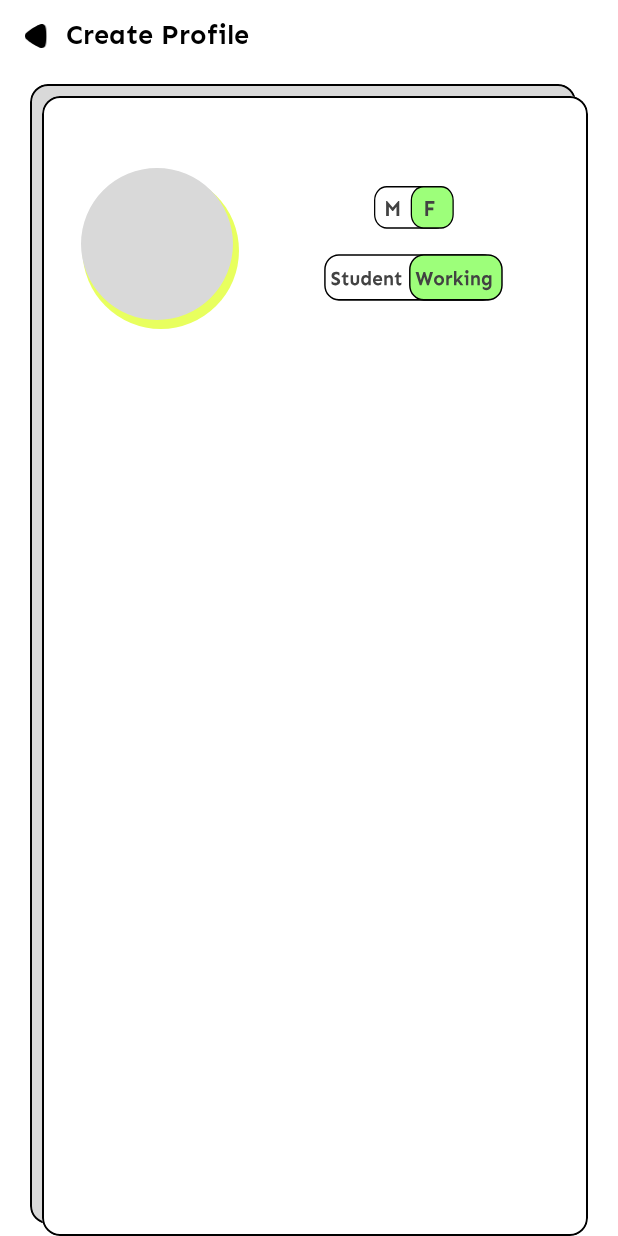
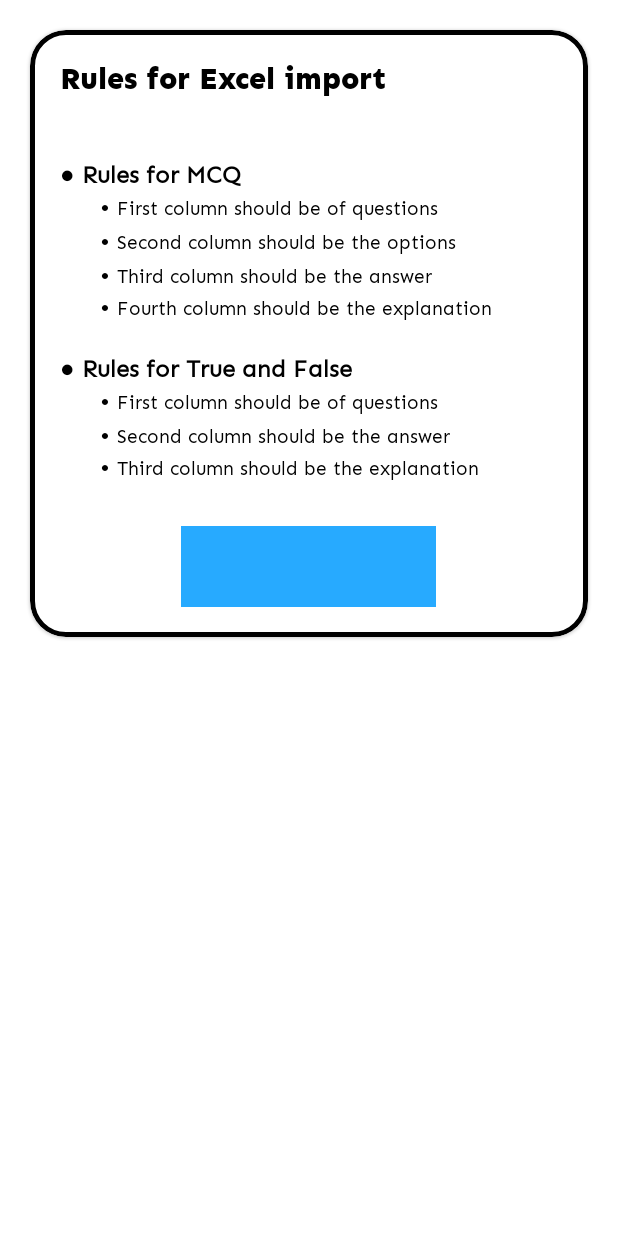
Before and after one commit to manvendra227/Quizzy, an Android app: the screen it shows after launch (LoginActivity), on a phone screen of 412 x 824 dp. Run offline under Robolectric (Android 15) with nearby library versions, the phone set to English and light mode, and no system bars.

Commit message:
updated popup import rules

```diff
--- a/app/src/main/java/com/example/quizzy/LoginActivity.kt
+++ b/app/src/main/java/com/example/quizzy/LoginActivity.kt
@@ -6,6 +6,6 @@
 class LoginActivity : AppCompatActivity() {
     override fun onCreate(savedInstanceState: Bundle?) {
         super.onCreate(savedInstanceState)
-        setContentView(R.layout.activity_sign_up)
+        setContentView(R.layout.popup_import_rules)
     }
 }
--- a/app/src/main/res/layout/popup_import_rules.xml
+++ b/app/src/main/res/layout/popup_import_rules.xml
@@ -1,6 +1,66 @@
 <?xml version="1.0" encoding="utf-8"?>
-<androidx.constraintlayout.widget.ConstraintLayout xmlns:android="http://schemas.android.com/apk/res/android"
+<com.google.android.material.card.MaterialCardView xmlns:android="http://schemas.android.com/apk/res/android"
+    xmlns:app="http://schemas.android.com/apk/res-auto"
     android:layout_width="match_parent"
-    android:layout_height="match_parent">
+    android:layout_height="wrap_content"
+    android:layout_centerInParent="true"
+    android:layout_margin="20dp"
+    app:cardCornerRadius="24dp"
+    app:strokeColor="@color/black"
+    app:strokeWidth="3dp">
 
-</androidx.constraintlayout.widget.ConstraintLayout>
+    <RelativeLayout
+        android:layout_width="match_parent"
+        android:layout_height="match_parent">
+
+        <TextView
+            android:id="@+id/head"
+            android:layout_width="wrap_content"
+            android:layout_height="wrap_content"
+            android:layout_marginStart="20dp"
+            android:layout_marginTop="20dp"
+            android:fontFamily="@font/sen_extrabold"
+            android:text="@string/rules_for_excel_import"
+            android:textColor="@color/black"
+            android:textSize="20sp" />
+
+        <TextView
+            android:id="@+id/mcq"
+            android:layout_width="wrap_content"
+            android:layout_height="wrap_content"
+            android:layout_below="@+id/head"
+            android:layout_marginStart="20dp"
+            android:layout_marginTop="40dp"
+            android:fontFamily="@font/sen_regular"
+            android:text="@string/MCQ"
+            android:textColor="@color/black"
+            android:textSize="16sp" />
+
+        <TextView
+            android:id="@+id/tru"
+            android:layout_width="wrap_content"
+            android:layout_height="wrap_content"
+            android:layout_below="@+id/mcq"
+            android:layout_marginStart="20dp"
+            android:layout_marginTop="20dp"
+            android:fontFamily="@font/sen_regular"
+            android:text="@string/trueflase"
+            android:textColor="@color/black"
+            android:textSize="16sp" />
+
+        <RelativeLayout
+            android:id="@+id/button"
+            android:layout_width="170dp"
+            android:layout_height="54dp"
+            android:layout_below="@+id/tru"
+            android:layout_centerHorizontal="true"
+            android:layout_marginTop="30dp"
+            android:layout_marginBottom="20dp"
+            android:background="@color/button_blue">
+
+        </RelativeLayout>
+
+
+    </RelativeLayout>
+
+</com.google.android.material.card.MaterialCardView>
--- a/app/src/main/res/values/strings.xml
+++ b/app/src/main/res/values/strings.xml
@@ -10,4 +10,7 @@
     <string name="review">Review Quiz</string>
     <string name="close">Close</string>
     <string name="quiz_question_text">Are you sure you want \nto submit the Quiz?</string>
+    <string name="MCQ">\u25CF <b>Rules for MCQ </b>\n\t\t\u2022 <small>First column should be of questions</small>\n\t\t\u2022 <small>Second column should be the options</small>\n\t\t\u2022 <small>Third column should be the answer</small>\n\t\t\u2022 <small>Fourth column should be the explanation</small></string>
+    <string name="trueflase">\u25CF <b>Rules for True and False</b> \n\t\t\u2022 <small>First column should be of questions</small>\n\t\t\u2022 <small>Second column should be the answer</small>\n\t\t\u2022 <small>Third column should be the explanation</small></string>
+    <string name="rules_for_excel_import">Rules for Excel import</string>
 </resources>
```
